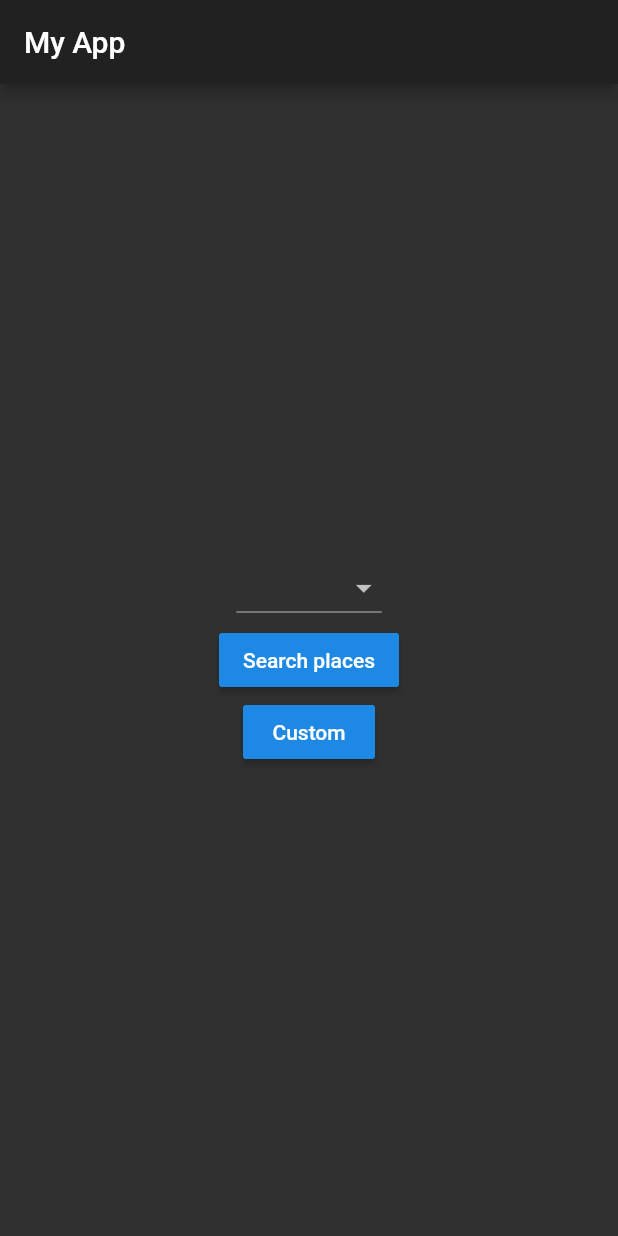
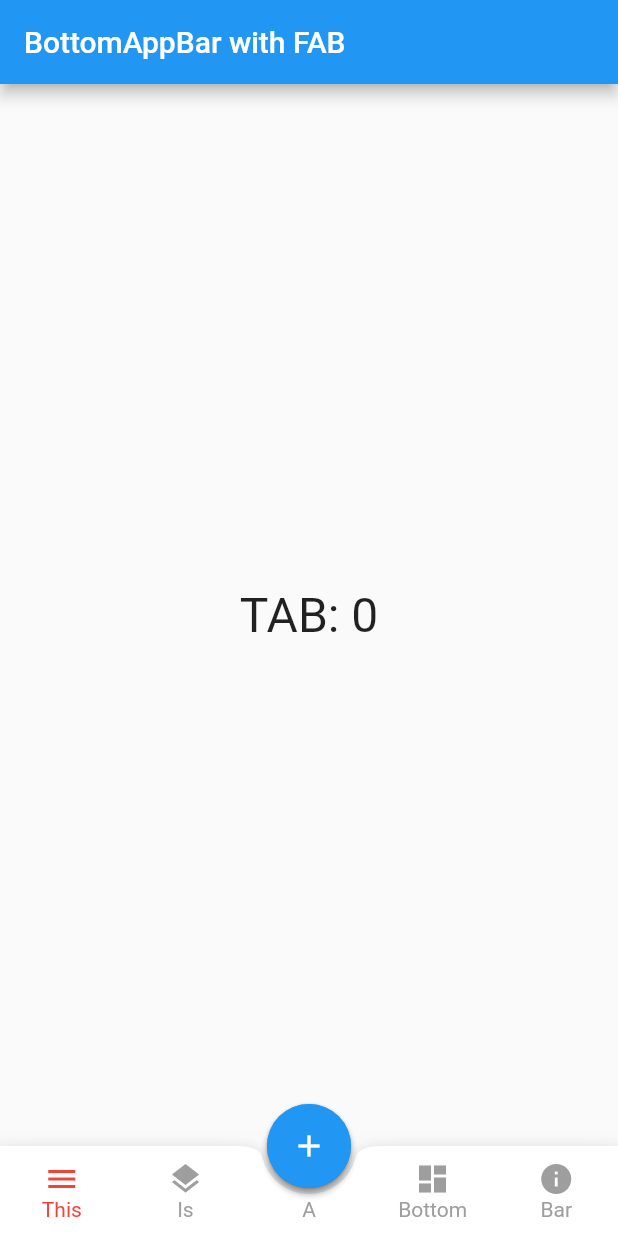
Before and after one commit to YoboZorle/notily, a Flutter app: the screen it shows after launch, on a phone screen of 412 x 824 dp. Run offline on Flutter 3.47's test engine with Material 2 defaults, Android fonts, the phone set to English and light mode, and no system bars.

Commit message:
tab bottom fixed

```diff
--- a/lib/main.dart
+++ b/lib/main.dart
@@ -1,208 +1,107 @@
-import 'dart:async';
+import 'package:flutter/material.dart';
 
-import 'package:google_maps_webservice/places.dart';
-import 'package:flutter_google_places/flutter_google_places.dart';
-import 'package:flutter/material.dart';
-import 'dart:math';
+import 'src/widgets/layout.dart';
+import 'src/widgets/fab_bottom_app_bar.dart';
+import 'src/widgets/fab_with_icons.dart';
 
-const kGoogleApiKey = "AIzaSyAPV3djPp_HceZIbgK4M4jRadHA-d08ECg";
+void main() => runApp(new MyApp());
 
-// to get places detail (lat/lng)
-GoogleMapsPlaces _places = GoogleMapsPlaces(apiKey: kGoogleApiKey);
-
-main() {
-  runApp(RoutesWidget());
+class MyApp extends StatelessWidget {
+  // This widget is the root of your application.
+  @override
+  Widget build(BuildContext context) {
+    return new MaterialApp(
+      title: 'Flutter Demo',
+      theme: new ThemeData(
+        // This is the theme of your application.
+        //
+        // Try running your application with "flutter run". You'll see the
+        // application has a blue toolbar. Then, without quitting the app, try
+        // changing the primarySwatch below to Colors.green and then invoke
+        // "hot reload" (press "r" in the console where you ran "flutter run",
+        // or press Run > Flutter Hot Reload in IntelliJ). Notice that the
+        // counter didn't reset back to zero; the application is not restarted.
+        primarySwatch: Colors.blue,
+      ),
+      home: new MyHomePage(title: 'BottomAppBar with FAB'),
+    );
+  }
 }
 
-final customTheme = ThemeData(
-  primarySwatch: Colors.blue,
-  brightness: Brightness.dark,
-  accentColor: Colors.redAccent,
-  inputDecorationTheme: InputDecorationTheme(
-    border: OutlineInputBorder(
-      borderRadius: BorderRadius.all(Radius.circular(4.00)),
-    ),
-    contentPadding: EdgeInsets.symmetric(
-      vertical: 12.50,
-      horizontal: 10.00,
-    ),
-  ),
-);
+class MyHomePage extends StatefulWidget {
+  MyHomePage({Key key, this.title}) : super(key: key);
 
-class RoutesWidget extends StatelessWidget {
+  final String title;
+
   @override
-  Widget build(BuildContext context) => MaterialApp(
-    title: "My App",
-    theme: customTheme,
-    routes: {
-      "/": (_) => MyApp(),
-      "/search": (_) => CustomSearchScaffold(),
-    },
-  );
+  _MyHomePageState createState() => new _MyHomePageState();
 }
 
-class MyApp extends StatefulWidget {
-  @override
-  _MyAppState createState() => _MyAppState();
-}
+class _MyHomePageState extends State<MyHomePage> with TickerProviderStateMixin {
+  String _lastSelected = 'TAB: 0';
 
-final homeScaffoldKey = GlobalKey<ScaffoldState>();
-final searchScaffoldKey = GlobalKey<ScaffoldState>();
+  void _selectedTab(int index) {
+    setState(() {
+      _lastSelected = 'TAB: $index';
+    });
+  }
 
-class _MyAppState extends State<MyApp> {
-  Mode _mode = Mode.overlay;
+  void _selectedFab(int index) {
+    setState(() {
+      _lastSelected = 'FAB: $index';
+    });
+  }
 
   @override
   Widget build(BuildContext context) {
     return Scaffold(
-      key: homeScaffoldKey,
       appBar: AppBar(
-        title: Text("My App"),
+        title: Text(widget.title),
       ),
       body: Center(
-          child: Column(
-            mainAxisAlignment: MainAxisAlignment.center,
-            children: <Widget>[
-              _buildDropdownMenu(),
-              RaisedButton(
-                onPressed: _handlePressButton,
-                child: Text("Search places"),
-              ),
-              RaisedButton(
-                child: Text("Custom"),
-                onPressed: () {
-                  Navigator.of(context).pushNamed("/search");
-                },
-              ),
-            ],
-          )),
+        child: Text(
+          _lastSelected,
+          style: TextStyle(fontSize: 32.0),
+        ),
+      ),
+      bottomNavigationBar: FABBottomAppBar(
+        centerItemText: 'A',
+        color: Colors.grey,
+        selectedColor: Colors.red,
+        notchedShape: CircularNotchedRectangle(),
+        onTabSelected: _selectedTab,
+        items: [
+          FABBottomAppBarItem(iconData: Icons.menu, text: 'This'),
+          FABBottomAppBarItem(iconData: Icons.layers, text: 'Is'),
+          FABBottomAppBarItem(iconData: Icons.dashboard, text: 'Bottom'),
+          FABBottomAppBarItem(iconData: Icons.info, text: 'Bar'),
+        ],
+      ),
+      floatingActionButtonLocation: FloatingActionButtonLocation.centerDocked,
+      floatingActionButton: _buildFab(
+          context), // This trailing comma makes auto-formatting nicer for build methods.
     );
   }
 
-  Widget _buildDropdownMenu() => DropdownButton(
-    value: _mode,
-    items: <DropdownMenuItem<Mode>>[
-      DropdownMenuItem<Mode>(
-        child: Text("Overlay"),
-        value: Mode.overlay,
+  Widget _buildFab(BuildContext context) {
+    final icons = [ Icons.sms, Icons.mail, Icons.phone ];
+    return AnchoredOverlay(
+      showOverlay: true,
+      overlayBuilder: (context, offset) {
+        return CenterAbout(
+          position: Offset(offset.dx, offset.dy - icons.length * 35.0),
+          child: FabWithIcons(
+            icons: icons,
+            onIconTapped: _selectedFab,
+          ),
+        );
+      },
+      child: FloatingActionButton(
+        onPressed: () { },
+        tooltip: 'Increment',
+        child: Icon(Icons.add),
+        elevation: 2.0,
       ),
-      DropdownMenuItem<Mode>(
-        child: Text("Fullscreen"),
-        value: Mode.fullscreen,
-      ),
-    ],
-    onChanged: (m) {
-      setState(() {
-        _mode = m;
-      });
-    },
-  );
-
-  void onError(PlacesAutocompleteResponse response) {
-    homeScaffoldKey.currentState.showSnackBar(
-      SnackBar(content: Text(response.errorMessage)),
-    );
-  }
-
-  Future<void> _handlePressButton() async {
-    // show input autocomplete with selected mode
-    // then get the Prediction selected
-    Prediction p = await PlacesAutocomplete.show(
-      context: context,
-      apiKey: kGoogleApiKey,
-      onError: onError,
-      mode: _mode,
-      language: "en",
-      components: [Component(Component.country, "ng")],
-    );
-
-    displayPrediction(p, homeScaffoldKey.currentState);
-  }
-}
-
-Future<Null> displayPrediction(Prediction p, ScaffoldState scaffold) async {
-  if (p != null) {
-    // get detail (lat/lng)
-    PlacesDetailsResponse detail = await _places.getDetailsByPlaceId(p.placeId);
-    final lat = detail.result.geometry.location.lat;
-    final lng = detail.result.geometry.location.lng;
-
-    scaffold.showSnackBar(
-      SnackBar(content: Text("${p.description} - $lat/$lng")),
     );
   }
 }
-
-// custom scaffold that handle search
-// basically your widget need to extends [GooglePlacesAutocompleteWidget]
-// and your state [GooglePlacesAutocompleteState]
-class CustomSearchScaffold extends PlacesAutocompleteWidget {
-  CustomSearchScaffold()
-      : super(
-    apiKey: kGoogleApiKey,
-    sessionToken: Uuid().generateV4(),
-    language: "en",
-    components: [Component(Component.country, "ng")],
-  );
-
-  @override
-  _CustomSearchScaffoldState createState() => _CustomSearchScaffoldState();
-}
-
-class _CustomSearchScaffoldState extends PlacesAutocompleteState {
-  @override
-  Widget build(BuildContext context) {
-    final appBar = AppBar(title: AppBarPlacesAutoCompleteTextField());
-    final body = PlacesAutocompleteResult(
-      onTap: (p) {
-        displayPrediction(p, searchScaffoldKey.currentState);
-      },
-      logo: Row(
-        children: [FlutterLogo()],
-        mainAxisAlignment: MainAxisAlignment.center,
-      ),
-    );
-    return Scaffold(key: searchScaffoldKey, appBar: appBar, body: body);
-  }
-
-  @override
-  void onResponseError(PlacesAutocompleteResponse response) {
-    super.onResponseError(response);
-    searchScaffoldKey.currentState.showSnackBar(
-      SnackBar(content: Text(response.errorMessage)),
-    );
-  }
-
-  @override
-  void onResponse(PlacesAutocompleteResponse response) {
-    super.onResponse(response);
-    if (response != null && response.predictions.isNotEmpty) {
-      searchScaffoldKey.currentState.showSnackBar(
-        SnackBar(content: Text("Got answer")),
-      );
-    }
-  }
-}
-
-class Uuid {
-  final Random _random = Random();
-
-  String generateV4() {
-    // Generate xxxxxxxx-xxxx-4xxx-yxxx-xxxxxxxxxxxx / 8-4-4-4-12.
-    final int special = 8 + _random.nextInt(4);
-
-    return '${_bitsDigits(16, 4)}${_bitsDigits(16, 4)}-'
-        '${_bitsDigits(16, 4)}-'
-        '4${_bitsDigits(12, 3)}-'
-        '${_printDigits(special, 1)}${_bitsDigits(12, 3)}-'
-        '${_bitsDigits(16, 4)}${_bitsDigits(16, 4)}${_bitsDigits(16, 4)}';
-  }
-
-  String _bitsDigits(int bitCount, int digitCount) =>
-      _printDigits(_generateBits(bitCount), digitCount);
-
-  int _generateBits(int bitCount) => _random.nextInt(1 << bitCount);
-
-  String _printDigits(int value, int count) =>
-      value.toRadixString(16).padLeft(count, '0');
-}
--- /dev/null
+++ b/lib/src/widgets/fab_bottom_app_bar.dart
@@ -0,0 +1,117 @@
+import 'package:flutter/material.dart';
+
+class FABBottomAppBarItem {
+  FABBottomAppBarItem({this.iconData, this.text});
+  IconData iconData;
+  String text;
+}
+
+class FABBottomAppBar extends StatefulWidget {
+  FABBottomAppBar({
+    this.items,
+    this.centerItemText,
+    this.height: 60.0,
+    this.iconSize: 24.0,
+    this.backgroundColor,
+    this.color,
+    this.selectedColor,
+    this.notchedShape,
+    this.onTabSelected,
+  }) {
+    assert(this.items.length == 2 || this.items.length == 4);
+  }
+  final List<FABBottomAppBarItem> items;
+  final String centerItemText;
+  final double height;
+  final double iconSize;
+  final Color backgroundColor;
+  final Color color;
+  final Color selectedColor;
+  final NotchedShape notchedShape;
+  final ValueChanged<int> onTabSelected;
+
+  @override
+  State<StatefulWidget> createState() => FABBottomAppBarState();
+}
+
+class FABBottomAppBarState extends State<FABBottomAppBar> {
+  int _selectedIndex = 0;
+
+  _updateIndex(int index) {
+    widget.onTabSelected(index);
+    setState(() {
+      _selectedIndex = index;
+    });
+  }
+
+  @override
+  Widget build(BuildContext context) {
+    List<Widget> items = List.generate(widget.items.length, (int index) {
+      return _buildTabItem(
+        item: widget.items[index],
+        index: index,
+        onPressed: _updateIndex,
+      );
+    });
+    items.insert(items.length >> 1, _buildMiddleTabItem());
+
+    return BottomAppBar(
+      shape: widget.notchedShape,
+      child: Row(
+        mainAxisSize: MainAxisSize.max,
+        mainAxisAlignment: MainAxisAlignment.spaceAround,
+        children: items,
+      ),
+      color: widget.backgroundColor,
+    );
+  }
+
+  Widget _buildMiddleTabItem() {
+    return Expanded(
+      child: SizedBox(
+        height: widget.height,
+        child: Column(
+          mainAxisSize: MainAxisSize.min,
+          mainAxisAlignment: MainAxisAlignment.center,
+          children: <Widget>[
+            SizedBox(height: widget.iconSize),
+            Text(
+              widget.centerItemText ?? '',
+              style: TextStyle(color: widget.color),
+            ),
+          ],
+        ),
+      ),
+    );
+  }
+
+  Widget _buildTabItem({
+    FABBottomAppBarItem item,
+    int index,
+    ValueChanged<int> onPressed,
+  }) {
+    Color color = _selectedIndex == index ? widget.selectedColor : widget.color;
+    return Expanded(
+      child: SizedBox(
+        height: widget.height,
+        child: Material(
+          type: MaterialType.transparency,
+          child: InkWell(
+            onTap: () => onPressed(index),
+            child: Column(
+              mainAxisSize: MainAxisSize.min,
+              mainAxisAlignment: MainAxisAlignment.center,
+              children: <Widget>[
+                Icon(item.iconData, color: color, size: widget.iconSize),
+                Text(
+                  item.text,
+                  style: TextStyle(color: color),
+                )
+              ],
+            ),
+          ),
+        ),
+      ),
+    );
+  }
+}
--- /dev/null
+++ b/lib/src/widgets/fab_with_icons.dart
@@ -0,0 +1,82 @@
+import 'package:flutter/material.dart';
+
+// https://stackoverflow.com/questions/46480221/flutter-floating-action-button-with-speed-dail
+class FabWithIcons extends StatefulWidget {
+  FabWithIcons({this.icons, this.onIconTapped});
+  final List<IconData> icons;
+  ValueChanged<int> onIconTapped;
+  @override
+  State createState() => FabWithIconsState();
+}
+
+class FabWithIconsState extends State<FabWithIcons> with TickerProviderStateMixin {
+  AnimationController _controller;
+
+  @override
+  void initState() {
+    super.initState();
+    _controller = AnimationController(
+      vsync: this,
+      duration: const Duration(milliseconds: 250),
+    );
+  }
+
+  @override
+  Widget build(BuildContext context) {
+    return Column(
+      mainAxisAlignment: MainAxisAlignment.center,
+      mainAxisSize: MainAxisSize.min,
+      children: List.generate(widget.icons.length, (int index) {
+        return _buildChild(index);
+      }).toList()..add(
+        _buildFab(),
+      ),
+    );
+  }
+
+  Widget _buildChild(int index) {
+    Color backgroundColor = Theme.of(context).cardColor;
+    Color foregroundColor = Theme.of(context).accentColor;
+    return Container(
+      height: 70.0,
+      width: 56.0,
+      alignment: FractionalOffset.topCenter,
+      child: ScaleTransition(
+        scale: CurvedAnimation(
+          parent: _controller,
+          curve: Interval(
+              0.0,
+              1.0 - index / widget.icons.length / 2.0,
+              curve: Curves.easeOut
+          ),
+        ),
+        child: FloatingActionButton(
+          backgroundColor: backgroundColor,
+          mini: true,
+          child: Icon(widget.icons[index], color: foregroundColor),
+          onPressed: () => _onTapped(index),
+        ),
+      ),
+    );
+  }
+
+  Widget _buildFab() {
+    return FloatingActionButton(
+      onPressed: () {
+        if (_controller.isDismissed) {
+          _controller.forward();
+        } else {
+          _controller.reverse();
+        }
+      },
+      tooltip: 'Increment',
+      child: Icon(Icons.add),
+      elevation: 2.0,
+    );
+  }
+
+  void _onTapped(int index) {
+    _controller.reverse();
+    widget.onIconTapped(index);
+  }
+}
--- /dev/null
+++ b/lib/src/widgets/layout.dart
@@ -0,0 +1,137 @@
+// code from: https://github.com/matthew-carroll/flutter_ui_challenge_feature_discovery
+// TODO: Use https://github.com/matthew-carroll/fluttery/blob/master/lib/src/layout_overlays.dart
+import 'package:flutter/material.dart';
+
+class AnchoredOverlay extends StatelessWidget {
+  final bool showOverlay;
+  final Widget Function(BuildContext, Offset anchor) overlayBuilder;
+  final Widget child;
+
+  AnchoredOverlay({
+    this.showOverlay,
+    this.overlayBuilder,
+    this.child,
+  });
+
+  @override
+  Widget build(BuildContext context) {
+    return new Container(
+      child: new LayoutBuilder(builder: (BuildContext context, BoxConstraints constraints) {
+        return new OverlayBuilder(
+          showOverlay: showOverlay,
+          overlayBuilder: (BuildContext overlayContext) {
+            RenderBox box = context.findRenderObject() as RenderBox;
+            final center = box.size.center(box.localToGlobal(const Offset(0.0, 0.0)));
+
+            return overlayBuilder(overlayContext, center);
+          },
+          child: child,
+        );
+      }),
+    );
+  }
+}
+
+class OverlayBuilder extends StatefulWidget {
+  final bool showOverlay;
+  final Function(BuildContext) overlayBuilder;
+  final Widget child;
+
+  OverlayBuilder({
+    this.showOverlay = false,
+    this.overlayBuilder,
+    this.child,
+  });
+
+  @override
+  _OverlayBuilderState createState() => new _OverlayBuilderState();
+}
+
+class _OverlayBuilderState extends State<OverlayBuilder> {
+  OverlayEntry overlayEntry;
+
+  @override
+  void initState() {
+    super.initState();
+
+    if (widget.showOverlay) {
+      WidgetsBinding.instance.addPostFrameCallback((_) => showOverlay());
+    }
+  }
+
+  @override
+  void didUpdateWidget(OverlayBuilder oldWidget) {
+    super.didUpdateWidget(oldWidget);
+    WidgetsBinding.instance.addPostFrameCallback((_) => syncWidgetAndOverlay());
+  }
+
+  @override
+  void reassemble() {
+    super.reassemble();
+    WidgetsBinding.instance.addPostFrameCallback((_) => syncWidgetAndOverlay());
+  }
+
+  @override
+  void dispose() {
+    if (isShowingOverlay()) {
+      hideOverlay();
+    }
+
+    super.dispose();
+  }
+
+  bool isShowingOverlay() => overlayEntry != null;
+
+  void showOverlay() {
+    overlayEntry = new OverlayEntry(
+      builder: widget.overlayBuilder,
+    );
+    addToOverlay(overlayEntry);
+  }
+
+  void addToOverlay(OverlayEntry entry) async {
+    print('addToOverlay');
+    Overlay.of(context).insert(entry);
+  }
+
+  void hideOverlay() {
+    print('hideOverlay');
+    overlayEntry.remove();
+    overlayEntry = null;
+  }
+
+  void syncWidgetAndOverlay() {
+    if (isShowingOverlay() && !widget.showOverlay) {
+      hideOverlay();
+    } else if (!isShowingOverlay() && widget.showOverlay) {
+      showOverlay();
+    }
+  }
+
+  @override
+  Widget build(BuildContext context) {
+    return widget.child;
+  }
+}
+
+class CenterAbout extends StatelessWidget {
+  final Offset position;
+  final Widget child;
+
+  CenterAbout({
+    this.position,
+    this.child,
+  });
+
+  @override
+  Widget build(BuildContext context) {
+    return new Positioned(
+      top: position.dy,
+      left: position.dx,
+      child: new FractionalTranslation(
+        translation: const Offset(-0.5, -0.5),
+        child: child,
+      ),
+    );
+  }
+}
```
Also changed, not shown: 1 other file.
